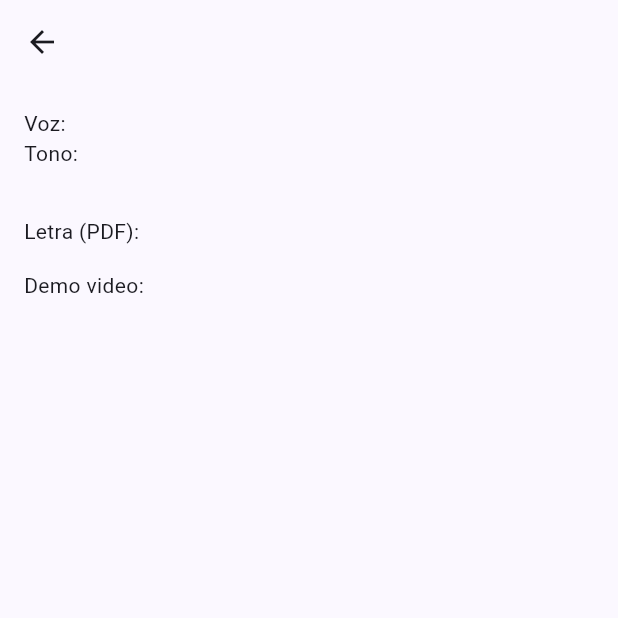
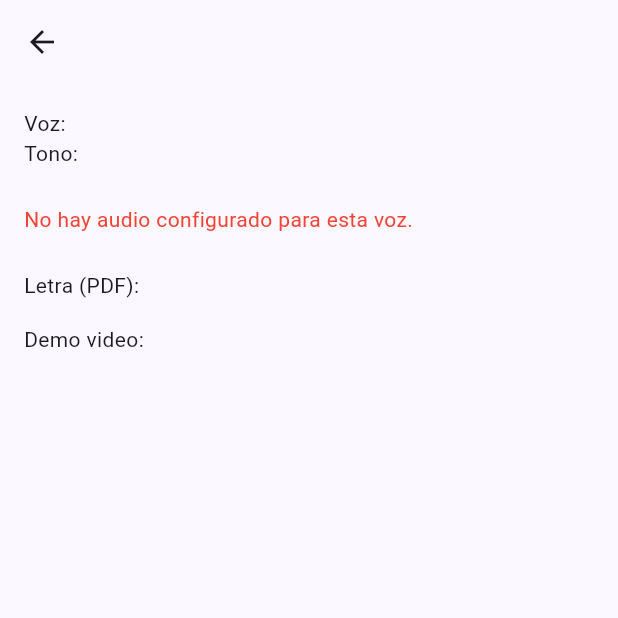
Before and after one commit to operonte/coroapp, a Flutter app: the SongDetailScreen screen opened directly with empty values, on a phone screen of 412 x 824 dp, the top half of it. Run offline on Flutter 3.47's test engine with Material 3 defaults, Android fonts, the phone set to English and light mode, and no system bars; our stand-ins replace cloud_firestore, firebase_auth, firebase_core, flutter_riverpod, google_sign_in, just_audio and 1 more; accounts and stored records are empty.

Commit message:
feat: add audio player to song detail
Made-with: Cursor

```diff
--- a/lib/features/songs/song_detail_screen.dart
+++ b/lib/features/songs/song_detail_screen.dart
@@ -1,8 +1,9 @@
 import 'package:flutter/material.dart';
+import 'package:just_audio/just_audio.dart';
 
 import '../../core/models/song.dart';
 
-class SongDetailScreen extends StatelessWidget {
+class SongDetailScreen extends StatefulWidget {
   const SongDetailScreen({
     super.key,
     required this.song,
@@ -13,8 +14,92 @@ class SongDetailScreen extends StatelessWidget {
   final String voice;
 
   @override
+  State<SongDetailScreen> createState() => _SongDetailScreenState();
+}
+
+class _SongDetailScreenState extends State<SongDetailScreen> {
+  late final AudioPlayer _player;
+  bool _loading = true;
+  String? _error;
+  Duration _position = Duration.zero;
+  Duration _duration = Duration.zero;
+
+  @override
+  void initState() {
+    super.initState();
+    _player = AudioPlayer();
+    _init();
+  }
+
+  Future<void> _init() async {
+    final gsUrl = widget.song.audioUrls[widget.voice];
+    if (gsUrl == null) {
+      setState(() {
+        _error = 'No hay audio configurado para esta voz.';
+        _loading = false;
+      });
+      return;
+    }
+
+    final url = _gsToHttps(gsUrl);
+
+    try {
+      await _player.setUrl(url);
+
+      _player.positionStream.listen((pos) {
+        if (!mounted) return;
+        setState(() {
+          _position = pos;
+        });
+      });
+
+      _player.durationStream.listen((dur) {
+        if (!mounted || dur == null) return;
+        setState(() {
+          _duration = dur;
+        });
+      });
+
+      setState(() {
+        _loading = false;
+      });
+    } catch (e) {
+      setState(() {
+        _error = 'No se pudo cargar el audio.';
+        _loading = false;
+      });
+    }
+  }
+
+  String _gsToHttps(String gsUrl) {
+    // gs://bucket/path/to/file -> https://firebasestorage.googleapis.com/v0/b/bucket/o/path%2Fto%2Ffile?alt=media
+    const prefix = 'gs://';
+    if (!gsUrl.startsWith(prefix)) return gsUrl;
+    final withoutScheme = gsUrl.substring(prefix.length);
+    final firstSlash = withoutScheme.indexOf('/');
+    if (firstSlash == -1) return gsUrl;
+    final bucket = withoutScheme.substring(0, firstSlash);
+    final path = withoutScheme.substring(firstSlash + 1);
+    final encodedPath = Uri.encodeComponent(path);
+    return 'https://firebasestorage.googleapis.com/v0/b/$bucket/o/$encodedPath?alt=media';
+  }
+
+  String _format(Duration d) {
+    final minutes = d.inMinutes.remainder(60).toString().padLeft(2, '0');
+    final seconds = d.inSeconds.remainder(60).toString().padLeft(2, '0');
+    return '$minutes:$seconds';
+  }
+
+  @override
+  void dispose() {
+    _player.dispose();
+    super.dispose();
+  }
+
+  @override
   Widget build(BuildContext context) {
-    final audioUrl = song.audioUrls[voice];
+    final song = widget.song;
+    final voice = widget.voice;
 
     return Scaffold(
       appBar: AppBar(
@@ -27,10 +112,55 @@ class SongDetailScreen extends StatelessWidget {
           children: [
             Text('Voz: $voice'),
             if (song.tone != null) Text('Tono: ${song.tone}'),
-            const SizedBox(height: 16),
-            if (audioUrl != null)
-              Text('Reproductor de audio pendiente para:\n$audioUrl'),
-            const SizedBox(height: 16),
+            const SizedBox(height: 24),
+            if (_loading)
+              const Center(child: CircularProgressIndicator())
+            else if (_error != null)
+              Text(
+                _error!,
+                style: const TextStyle(color: Colors.red),
+              )
+            else
+              Column(
+                children: [
+                  IconButton(
+                    iconSize: 64,
+                    icon: Icon(
+                      _player.playing
+                          ? Icons.pause_circle_filled
+                          : Icons.play_circle_fill,
+                    ),
+                    onPressed: () {
+                      if (_player.playing) {
+                        _player.pause();
+                      } else {
+                        _player.play();
+                      }
+                    },
+                  ),
+                  const SizedBox(height: 8),
+                  Slider(
+                    min: 0,
+                    max: _duration.inMilliseconds.toDouble().clamp(0, double.infinity),
+                    value: _position.inMilliseconds
+                        .clamp(0, _duration.inMilliseconds)
+                        .toDouble(),
+                    onChanged: (value) {
+                      _player.seek(
+                        Duration(milliseconds: value.round()),
+                      );
+                    },
+                  ),
+                  Row(
+                    mainAxisAlignment: MainAxisAlignment.spaceBetween,
+                    children: [
+                      Text(_format(_position)),
+                      Text(_format(_duration)),
+                    ],
+                  ),
+                ],
+              ),
+            const SizedBox(height: 24),
             if (song.lyricsUrl != null)
               Text('Letra (PDF): ${song.lyricsUrl}'),
             const SizedBox(height: 16),
--- a/pubspec.yaml
+++ b/pubspec.yaml
@@ -41,6 +41,7 @@ dependencies:
   flutter_riverpod: ^3.2.1
   google_sign_in: ^7.2.0
   webview_flutter: ^4.13.1
+  just_audio: ^0.10.5
 
 dev_dependencies:
   flutter_test:
```
Also changed, not shown: lib/core/providers.dart (+8 -3 lines), pubspec.lock.
